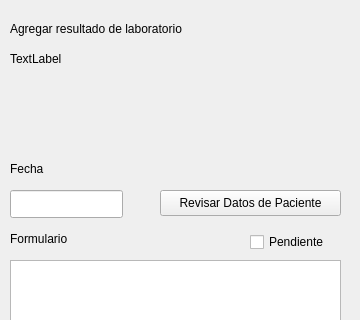
Above: src/firewalls-ui-prototype/labresultinsertion.ui from andressero/firewalls before the change; both pictures show x 0 to 360 and y 0 to 320 of the 360 by 620 pixel window. Below: the same form after it.
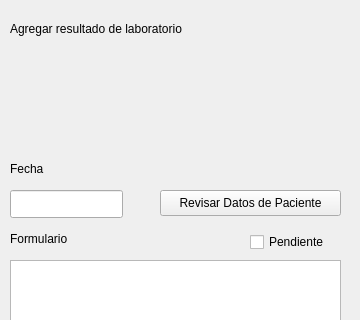
That is the form after the change.

Commit message: Remove bad label

```diff
--- a/src/firewalls-ui-prototype/labresultinsertion.ui
+++ b/src/firewalls-ui-prototype/labresultinsertion.ui
@@ -120,19 +120,6 @@
     <string>Revisar Datos de Paciente</string>
    </property>
   </widget>
-  <widget class="QLabel" name="patientIDLabel">
-   <property name="geometry">
-    <rect>
-     <x>10</x>
-     <y>50</y>
-     <width>66</width>
-     <height>18</height>
-    </rect>
-   </property>
-   <property name="text">
-    <string>TextLabel</string>
-   </property>
-  </widget>
   <widget class="QLabel" name="formLabel">
    <property name="geometry">
     <rect>
```
